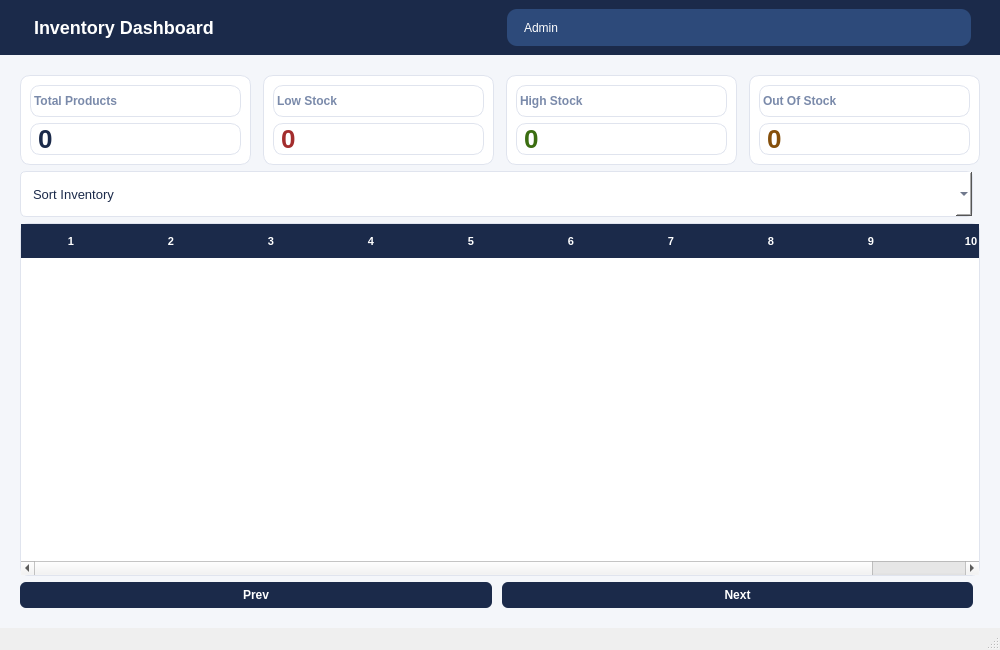
Qt form ui/inventory.ui (kriitikat/Sajilo-Bazarr) before a commit.
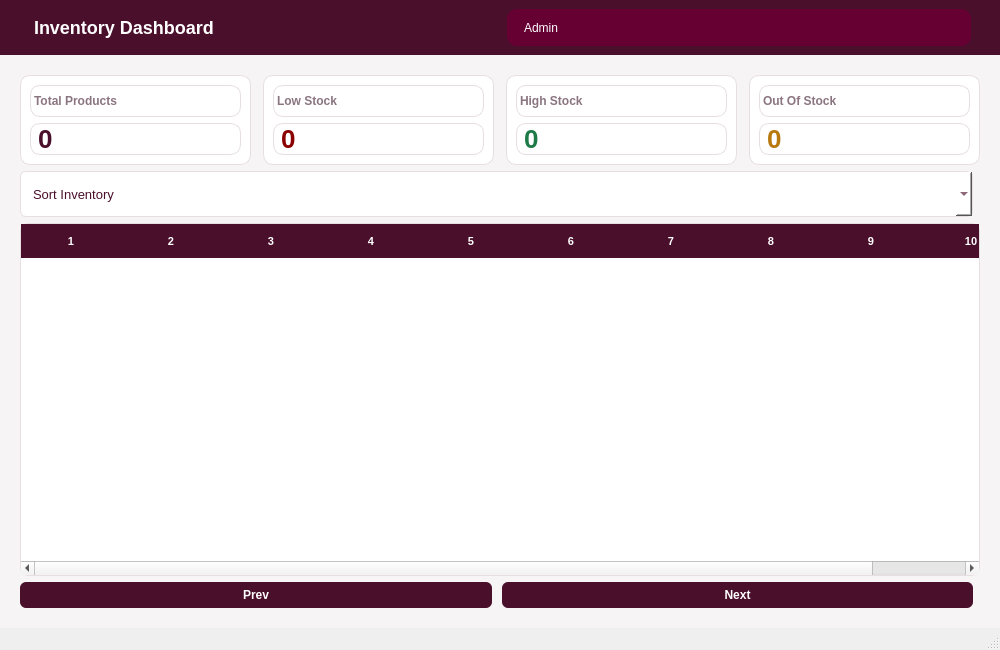
The same form after that commit.

What changed in the file:
```diff
--- a/ui/inventory.ui
+++ b/ui/inventory.ui
@@ -15,7 +15,7 @@
     <property name="bottomMargin"><number>0</number></property>
     <item>
      <widget class="QFrame" name="topbarFrame">
-      <property name="styleSheet"><string>QFrame#topbarFrame { background-color: #1B2A4A; }</string></property>
+      <property name="styleSheet"><string>QFrame#topbarFrame { background-color: #4A0F2B; }</string></property>
       <property name="minimumSize"><size><width>0</width><height>55</height></size></property>
       <property name="maximumSize"><size><width>16777215</width><height>55</height></size></property>
       <layout class="QHBoxLayout">
@@ -31,7 +31,7 @@
        <item>
         <widget class="QLabel" name="adminBadge">
          <property name="text"><string>Admin</string></property>
-         <property name="styleSheet"><string>QLabel { background-color: #2D4A7A; color: #FFFFFF; border-radius: 10px; padding: 4px 14px; font-size: 12px; margin-right: 20px; }</string></property>
+         <property name="styleSheet"><string>QLabel { background-color: #660033; color: #FFFFFF; border-radius: 10px; padding: 4px 14px; font-size: 12px; margin-right: 20px; }</string></property>
         </widget>
        </item>
       </layout>
@@ -39,7 +39,7 @@
     </item>
     <item>
      <widget class="QFrame" name="contentFrame">
-      <property name="styleSheet"><string>QFrame#contentFrame { background-color: #F4F6FA; }</string></property>
+      <property name="styleSheet"><string>QFrame#contentFrame { background-color: #F7F4F5; }</string></property>
       <layout class="QVBoxLayout" name="contentLayout">
        <property name="leftMargin"><number>20</number></property>
        <property name="topMargin"><number>20</number></property>
@@ -50,41 +50,41 @@
          <property name="spacing"><number>12</number></property>
          <item>
           <widget class="QFrame" name="cardTotal">
-           <property name="styleSheet"><string>QFrame { background-color: #FFFFFF; border-radius: 10px; border: 1px solid #E0E4EE; }</string></property>
+           <property name="styleSheet"><string>QFrame { background-color: #FFFFFF; border-radius: 10px; border: 1px solid #E6DEE1; }</string></property>
            <property name="minimumSize"><size><width>0</width><height>90</height></size></property>
            <layout class="QVBoxLayout">
-            <item><widget class="QLabel" name="lblTotalTitle"><property name="text"><string>Total Products</string></property><property name="styleSheet"><string>QLabel { color: #7a8aaa; font-size: 12px; font-weight: bold; }</string></property></widget></item>
-            <item><widget class="QLabel" name="lblTotalValue"><property name="text"><string>0</string></property><property name="styleSheet"><string>QLabel { color: #1B2A4A; font-size: 26px; font-weight: bold; }</string></property></widget></item>
+            <item><widget class="QLabel" name="lblTotalTitle"><property name="text"><string>Total Products</string></property><property name="styleSheet"><string>QLabel { color: #8A7580; font-size: 12px; font-weight: bold; }</string></property></widget></item>
+            <item><widget class="QLabel" name="lblTotalValue"><property name="text"><string>0</string></property><property name="styleSheet"><string>QLabel { color: #4A0F2B; font-size: 26px; font-weight: bold; }</string></property></widget></item>
            </layout>
           </widget>
          </item>
          <item>
           <widget class="QFrame" name="cardLowStock">
-           <property name="styleSheet"><string>QFrame { background-color: #FFFFFF; border-radius: 10px; border: 1px solid #E0E4EE; }</string></property>
+           <property name="styleSheet"><string>QFrame { background-color: #FFFFFF; border-radius: 10px; border: 1px solid #E6DEE1; }</string></property>
            <property name="minimumSize"><size><width>0</width><height>90</height></size></property>
            <layout class="QVBoxLayout">
-            <item><widget class="QLabel" name="lblLowStockTitle"><property name="text"><string>Low Stock</string></property><property name="styleSheet"><string>QLabel { color: #7a8aaa; font-size: 12px; font-weight: bold; }</string></property></widget></item>
-            <item><widget class="QLabel" name="lblLowStockValue"><property name="text"><string>0</string></property><property name="styleSheet"><string>QLabel { color: #A32D2D; font-size: 26px; font-weight: bold; }</string></property></widget></item>
+            <item><widget class="QLabel" name="lblLowStockTitle"><property name="text"><string>Low Stock</string></property><property name="styleSheet"><string>QLabel { color: #8A7580; font-size: 12px; font-weight: bold; }</string></property></widget></item>
+            <item><widget class="QLabel" name="lblLowStockValue"><property name="text"><string>0</string></property><property name="styleSheet"><string>QLabel { color: #8B0000; font-size: 26px; font-weight: bold; }</string></property></widget></item>
            </layout>
           </widget>
          </item>
          <item>
           <widget class="QFrame" name="cardHighStock">
-           <property name="styleSheet"><string>QFrame { background-color: #FFFFFF; border-radius: 10px; border: 1px solid #E0E4EE; }</string></property>
+           <property name="styleSheet"><string>QFrame { background-color: #FFFFFF; border-radius: 10px; border: 1px solid #E6DEE1; }</string></property>
            <property name="minimumSize"><size><width>0</width><height>90</height></size></property>
            <layout class="QVBoxLayout">
-            <item><widget class="QLabel" name="lblHighStockTitle"><property name="text"><string>High Stock</string></property><property name="styleSheet"><string>QLabel { color: #7a8aaa; font-size: 12px; font-weight: bold; }</string></property></widget></item>
-            <item><widget class="QLabel" name="lblHighStockValue"><property name="text"><string>0</string></property><property name="styleSheet"><string>QLabel { color: #3B6D11; font-size: 26px; font-weight: bold; }</string></property></widget></item>
+            <item><widget class="QLabel" name="lblHighStockTitle"><property name="text"><string>High Stock</string></property><property name="styleSheet"><string>QLabel { color: #8A7580; font-size: 12px; font-weight: bold; }</string></property></widget></item>
+            <item><widget class="QLabel" name="lblHighStockValue"><property name="text"><string>0</string></property><property name="styleSheet"><string>QLabel { color: #1E7A47; font-size: 26px; font-weight: bold; }</string></property></widget></item>
            </layout>
           </widget>
          </item>
          <item>
           <widget class="QFrame" name="cardOutOfStock">
-           <property name="styleSheet"><string>QFrame { background-color: #FFFFFF; border-radius: 10px; border: 1px solid #E0E4EE; }</string></property>
+           <property name="styleSheet"><string>QFrame { background-color: #FFFFFF; border-radius: 10px; border: 1px solid #E6DEE1; }</string></property>
            <property name="minimumSize"><size><width>0</width><height>90</height></size></property>
            <layout class="QVBoxLayout">
-            <item><widget class="QLabel" name="lblOutOfStockTitle"><property name="text"><string>Out Of Stock</string></property><property name="styleSheet"><string>QLabel { color: #7a8aaa; font-size: 12px; font-weight: bold; }</string></property></widget></item>
-            <item><widget class="QLabel" name="lblOutOfStockValue"><property name="text"><string>0</string></property><property name="styleSheet"><string>QLabel { color: #854F0B; font-size: 26px; font-weight: bold; }</string></property></widget></item>
+            <item><widget class="QLabel" name="lblOutOfStockTitle"><property name="text"><string>Out Of Stock</string></property><property name="styleSheet"><string>QLabel { color: #8A7580; font-size: 12px; font-weight: bold; }</string></property></widget></item>
+            <item><widget class="QLabel" name="lblOutOfStockValue"><property name="text"><string>0</string></property><property name="styleSheet"><string>QLabel { color: #B8790F; font-size: 26px; font-weight: bold; }</string></property></widget></item>
            </layout>
           </widget>
          </item>
@@ -95,7 +95,7 @@
          <property name="spacing"><number>10</number></property>
          <item>
           <widget class="QComboBox" name="sortInventory">
-           <property name="styleSheet"><string>QComboBox { background-color: #FFFFFF; border: 1px solid #E0E4EE; border-radius: 6px; padding: 4px 12px; font-size: 13px; color: #1B2A4A; min-height: 36px; }</string></property>
+           <property name="styleSheet"><string>QComboBox { background-color: #FFFFFF; border: 1px solid #E6DEE1; border-radius: 6px; padding: 4px 12px; font-size: 13px; color: #4A0F2B; min-height: 36px; }</string></property>
            <item><property name="text"><string>Sort Inventory</string></property></item>
            <item><property name="text"><string>Name (A-Z)</string></property></item>
            <item><property name="text"><string>Stock (Low to High)</string></property></item>
@@ -109,7 +109,7 @@
        </item>
        <item>
         <widget class="QTableWidget" name="inventoryTable">
-         <property name="styleSheet"><string>QTableWidget { background-color: #FFFFFF; border: 1px solid #E0E4EE; border-radius: 8px; gridline-color: #F0F2F8; font-size: 13px; } QTableWidget::item { padding: 8px; color: #1B2A4A; } QHeaderView::section { background-color: #1B2A4A; color: #FFFFFF; font-size: 11px; font-weight: bold; padding: 8px; border: none; } QTableWidget::item:selected { background-color: #E8F1FB; color: #1B2A4A; }</string></property>
+         <property name="styleSheet"><string>QTableWidget { background-color: #FFFFFF; border: 1px solid #E6DEE1; border-radius: 8px; gridline-color: #F5EEF0; font-size: 13px; } QTableWidget::item { padding: 8px; color: #4A0F2B; } QHeaderView::section { background-color: #4A0F2B; color: #FFFFFF; font-size: 11px; font-weight: bold; padding: 8px; border: none; } QTableWidget::item:selected { background-color: #F3E6EC; color: #4A0F2B; }</string></property>
          <property name="rowCount"><number>0</number></property>
          <property name="columnCount"><number>10</number></property>
          <property name="selectionBehavior"><enum>QAbstractItemView::SelectRows</enum></property>
@@ -123,13 +123,13 @@
          <item>
           <widget class="QPushButton" name="btnPrev">
            <property name="text"><string>Prev</string></property>
-           <property name="styleSheet"><string>QPushButton { background-color: #1B2A4A; color: white; border: none; border-radius: 6px; padding: 6px 16px; font-size: 12px; font-weight: bold; } QPushButton:hover { background-color: #2D4A7A; }</string></property>
+           <property name="styleSheet"><string>QPushButton { background-color: #4A0F2B; color: white; border: none; border-radius: 6px; padding: 6px 16px; font-size: 12px; font-weight: bold; } QPushButton:hover { background-color: #660033; }</string></property>
           </widget>
          </item>
          <item>
           <widget class="QPushButton" name="btnNext">
            <property name="text"><string>Next</string></property>
-           <property name="styleSheet"><string>QPushButton { background-color: #1B2A4A; color: white; border: none; border-radius: 6px; padding: 6px 16px; font-size: 12px; font-weight: bold; } QPushButton:hover { background-color: #2D4A7A; }</string></property>
+           <property name="styleSheet"><string>QPushButton { background-color: #4A0F2B; color: white; border: none; border-radius: 6px; padding: 6px 16px; font-size: 12px; font-weight: bold; } QPushButton:hover { background-color: #660033; }</string></property>
           </widget>
          </item>
          <item>
```
